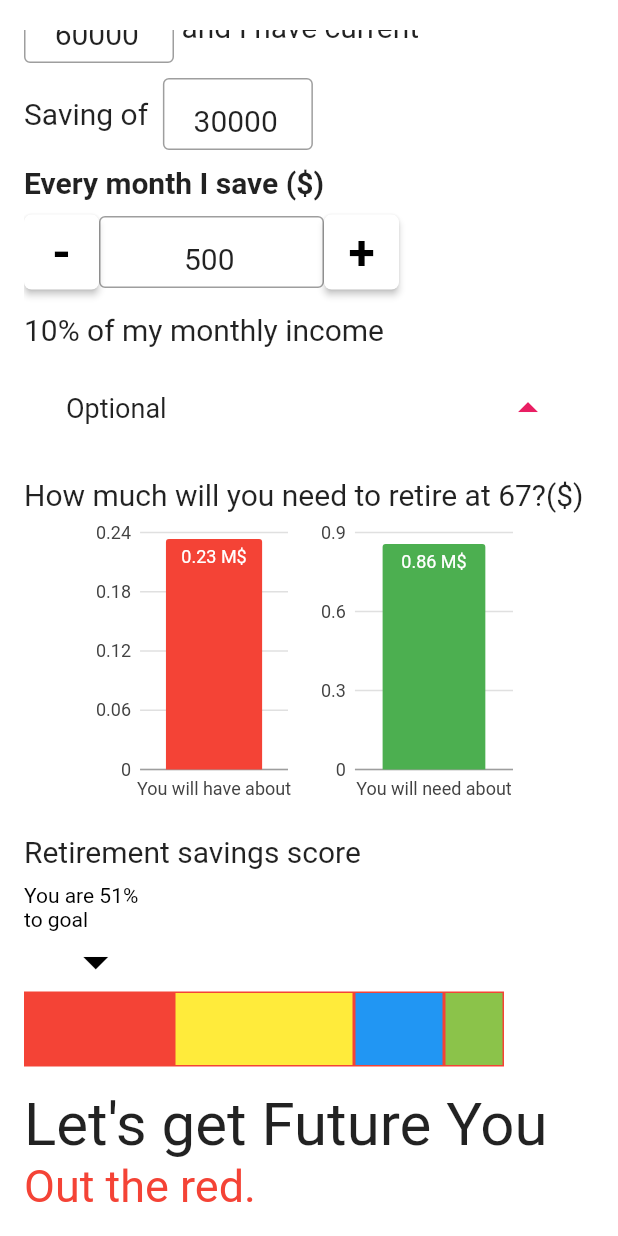
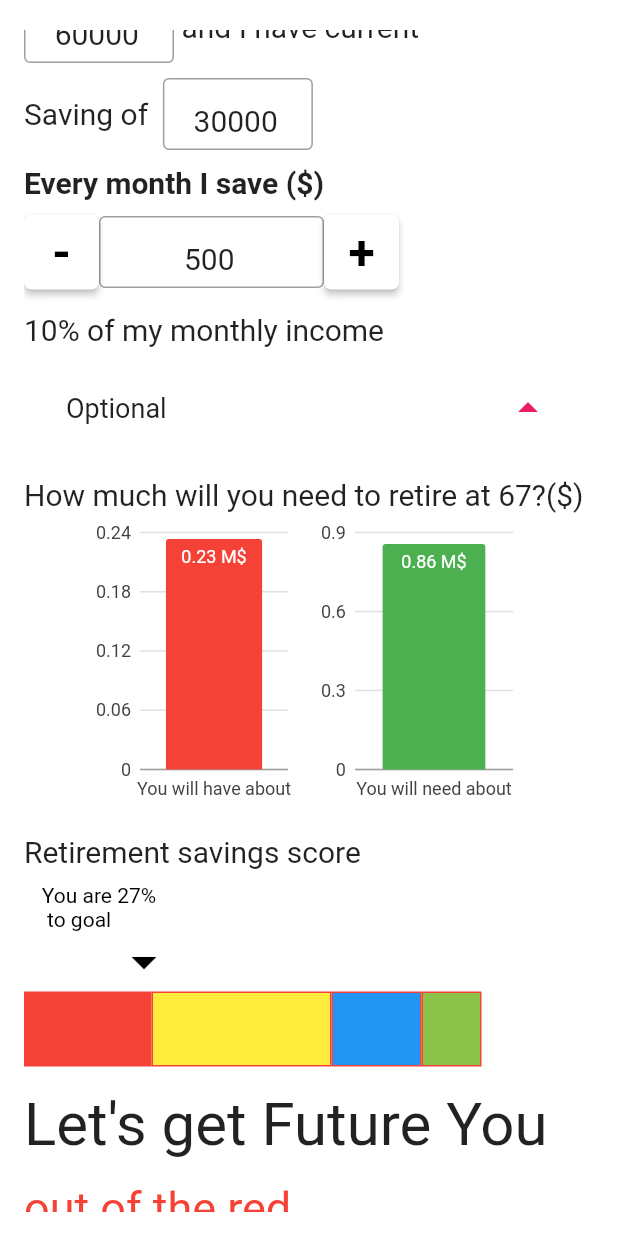
Before and after one commit to soanpr123/caculator_poc, a Flutter app: the Home screen opened directly, scrolled down 257 dp, on a phone screen of 412 x 824 dp. Run offline on Flutter 3.47's test engine with Material 2 defaults, Android fonts, the phone set to English and light mode, and no system bars; our stand-ins replace carousel_slider, charts_flutter, cloud_firestore, email_validator, flutter_secure_storage, fluttertoast; accounts and stored records are empty; network calls fail.

Commit message:
update part4

```diff
--- a/lib/src/Screens/homepage.dart
+++ b/lib/src/Screens/homepage.dart
@@ -57,9 +57,13 @@ class HomeState extends State<Home> {
   double preofmonth = 0;
   final oCcy = new NumberFormat("0.##", "en_US");
   final oCcy2 = new NumberFormat("0.##", "en_US");
+  final oCcy3 = new NumberFormat("#", "en_US");
   String formatted;
   bool _isButtonDisabled;
   bool isExpand = false;
+  double toGoal = 0;
+  int toGoal2 = 0;
+  double leftt=60.0;
   innitText() {
     _oldControler.text = "35";
     _PreincomeControler.text = "60000";
@@ -99,6 +103,58 @@ class HomeState extends State<Home> {
     caculator();
   }
 
+  texts(String text, Color color) {
+    return Text(
+      text,
+      style: TextStyle(fontSize: 30, color: color),
+    );
+  }
+
+  togoal() {
+    toGoal = (willhave / willneel) * 100;
+    int reoust = int.parse(oCcy3.format(toGoal));
+    print(reoust);
+    if (reoust <= 65) {
+
+      toGoal2=0;
+      print("ttt: $toGoal2");
+      return Text(
+        "out of the red.",
+        style: TextStyle(fontSize: 30, color: Colors.red),
+      );
+    }else
+    if (reoust > 65 && reoust < 80) {
+
+        toGoal2=0;
+        print("ttt: $toGoal2");
+
+      return Text(
+        "close the gap.",
+        style: TextStyle(fontSize: 30, color: Colors.yellow),
+      );
+    }else
+    if (reoust >= 80 && reoust <= 95) {
+
+        toGoal2=0;
+        print("ttt: $toGoal2");
+
+     return Text(
+        "get you on track.",
+        style: TextStyle(fontSize: 30, color: Colors.blue),
+      );
+    }else
+    if (reoust > 95) {
+      if(reoust>99){
+        toGoal2=100;
+        print("ttt: $toGoal2");
+      }
+   return   Text(
+        "boost it even more?",
+        style: TextStyle(fontSize: 30, color: Colors.green),
+      );
+    }
+  }
+
   void caculator() {
     willNeed(
         double.parse(_lifeExpControler.text),
@@ -111,13 +167,17 @@ class HomeState extends State<Home> {
         int.parse(_oldControler.text),
         int.parse(_curentControler.text),
         int.parse(_otherIncomeControler.text));
-    print((willneel + willhave) / 100);
+
     Monpreincome(int.parse(_monlthlySaveControler.text),
         int.parse(_PreincomeControler.text));
+    togoal();
   }
 
   void Monpreincome(int saveMonth, int PreIncome) {
+
     _monlthlyControler = (saveMonth / (PreIncome / 12) * 100);
+
+
   }
 
   void willNeed(double lifeExpectancy, double ageRetire, double maintainMonth) {
@@ -385,8 +445,8 @@ class HomeState extends State<Home> {
                                   onPressed: () {
                                     setState(() {
                                       _counter = _counter + 50;
-                                      _monlthlySaveControler.text = '$_counter';
-                                      caculator();
+                                        _monlthlySaveControler.text = '$_counter';
+                                        caculator();
                                     });
                                   },
                                   child: Text(
@@ -411,6 +471,7 @@ class HomeState extends State<Home> {
                       Padding(
                         padding: const EdgeInsets.only(top: 15.0),
                         child: Text(
+                            formatted = oCcy.format(_monlthlyControler)==75? "75":
                           formatted = oCcy.format(_monlthlyControler),
                           style: TextStyle(fontSize: 20),
                         ),
@@ -1095,15 +1156,18 @@ class HomeState extends State<Home> {
                   Column(
                     children: <Widget>[
                       Padding(
-                        padding: EdgeInsets.only(top:10.0,
-                            right: MediaQuery.of(context).size.width /100),
-                        child: Text("You are 51% \nto goal",
+                        padding: EdgeInsets.only(
+                            top: 10.0,
+                            left: 0),
+                        child: Text(
+                           toGoal2==100 ?   "You are 100%\n to goal":
+                            "You are " +  oCcy3.format(toGoal) + "%\n to goal",
                             style: TextStyle(color: Colors.black)),
                       ),
                       SizedBox(
                         child: Padding(
                           padding: EdgeInsets.only(
-                              left: MediaQuery.of(context).size.width - 400),
+                              left:leftt),
                           child: Icon(
                             Icons.arrow_drop_down,
                             size: 40,
@@ -1116,7 +1180,6 @@ class HomeState extends State<Home> {
                   Container(
                     width: MediaQuery.of(context).size.width,
                     alignment: Alignment.center,
-
                     child: Stack(children: <Widget>[
                       Row(
                         children: <Widget>[
@@ -1128,7 +1191,7 @@ class HomeState extends State<Home> {
                                     border: Border.all(color: Colors.red),
                                     color: Colors.red),
                                 height: 50,
-                                width: 100,
+                                width: 85,
                               ),
                               Container(
                                 alignment: Alignment.center,
@@ -1157,7 +1220,6 @@ class HomeState extends State<Home> {
                           ),
                         ],
                       ),
-
                     ]),
                   ),
                   Padding(
@@ -1167,11 +1229,12 @@ class HomeState extends State<Home> {
                       style: TextStyle(fontSize: 40),
                     ),
                   ),
-                  Padding(
-                    padding: const EdgeInsets.only(top: 0.0),
-                    child: Text(
-                      "Out the red.",
-                      style: TextStyle(fontSize: 30, color: Colors.red),
+                  Container(
+                    width: MediaQuery.of(context).size.width,
+                    height: 50,
+                    child: Padding(
+                      padding: const EdgeInsets.only(top: 15.0),
+                      child: togoal(),
                     ),
                   ),
                 ],
```
